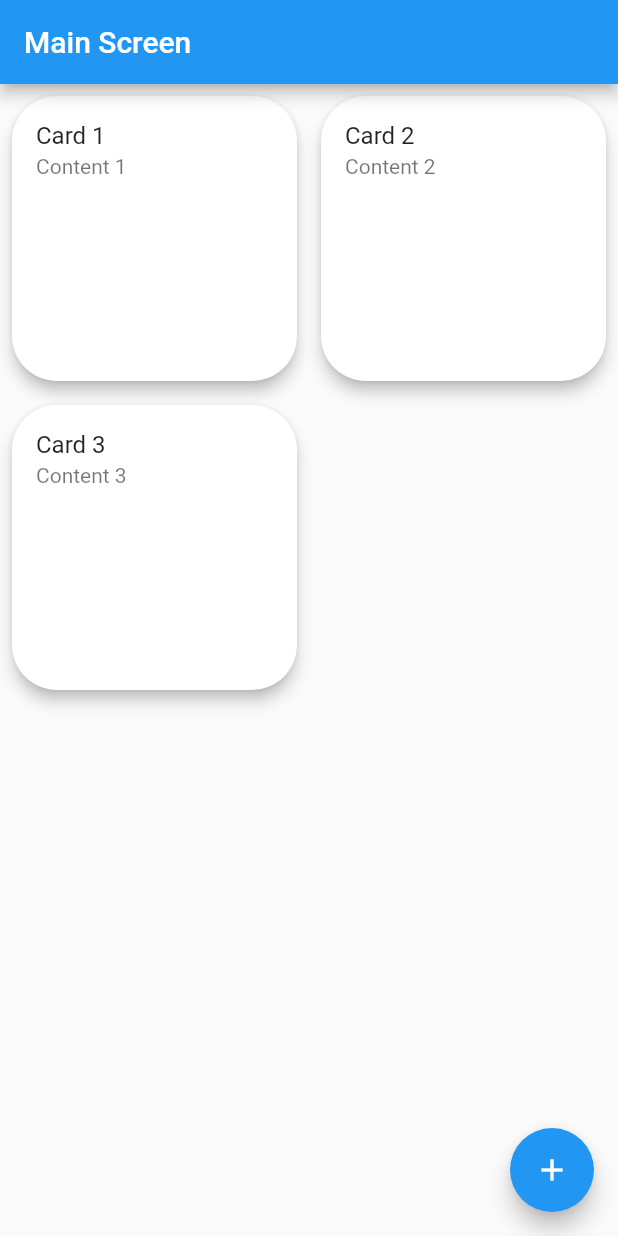
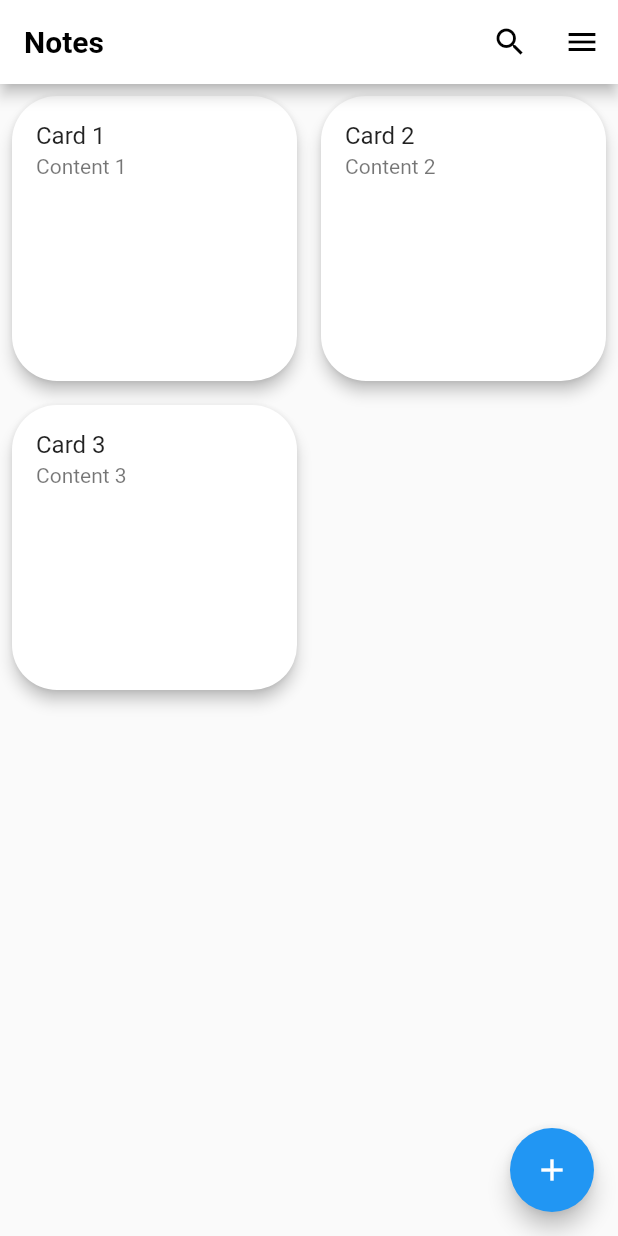
Before and after one commit to B3g1n3r/Flutter-Notes, a Flutter app: the screen it shows after launch, on a phone screen of 412 x 824 dp. Run offline on Flutter 3.47's test engine with Material 2 defaults, Android fonts, the phone set to English and light mode, and no system bars; our stand-ins replace shared_preferences.

Commit message:
Update main.dart

```diff
--- a/lib/main.dart
+++ b/lib/main.dart
@@ -1,6 +1,7 @@
 import 'package:flutter/material.dart';
 import 'package:notes/editing_page.dart';
 import 'package:notes/new_notes.dart';
+import 'package:shared_preferences/shared_preferences.dart';
 
 void main() {
   runApp(const MyApp());
@@ -11,7 +12,7 @@ class MyApp extends StatelessWidget {
 
   @override
   Widget build(BuildContext context) {
-    return const MaterialApp(
+    return MaterialApp(
       debugShowCheckedModeBanner: false,
       home: MainScreen(),
     );
@@ -22,8 +23,11 @@ class MainScreen extends StatefulWidget {
   const MainScreen({Key? key}) : super(key: key);
 
   @override
+  //ignore
   _MainScreenState createState() => _MainScreenState();
 }
+
+enum SampleItem { one, two }
 
 class _MainScreenState extends State<MainScreen> {
   static List<CardItem> cardList = [
@@ -32,22 +36,80 @@ class _MainScreenState extends State<MainScreen> {
     CardItem(title: 'Card 3', content: 'Content 3'),
   ];
 
+  @override
+  void initState() {
+    super.initState();
+    loadCardList();
+  }
+
   void addNewItem(String title, String content) {
     CardItem newItem = CardItem(title: title, content: content);
     setState(
       () {
         cardList.add(newItem);
+        saveCardList();
       },
     );
   }
+
+  Future<void> loadCardList() async {
+    SharedPreferences sharedPreferences = await SharedPreferences.getInstance();
+    List<String>? cardListJson = sharedPreferences.getStringList('cardlist');
+    if (cardListJson != null) {
+      cardList = cardListJson.map((e) => CardItem.fromJson(e)).toList();
+    }
+  }
+
+  void saveCardList() async {
+    SharedPreferences sharedPreferences = await SharedPreferences.getInstance();
+    List<String> cardListJson = cardList.map((e) => e.toJson()).toList();
+    await sharedPreferences.setStringList('cardlist', cardListJson);
+  }
+
+  SampleItem? selectedMenu;
 
   @override
   Widget build(BuildContext context) {
     return Scaffold(
       appBar: AppBar(
-        title: const Text('Main Screen'),
+        title: const Text('Notes',
+            style: TextStyle(color: Colors.black, fontWeight: FontWeight.bold)),
+        backgroundColor: Colors.white,
+        actions: [
+          IconButton(
+            onPressed: () {},
+            icon: const Icon(Icons.search, color: Colors.black),
           ),
-      body: GridView.builder(
+          PopupMenuButton(
+              icon: Icon(
+                Icons.menu,
+                color: Colors.black,
+              ),
+              initialValue: selectedMenu,
+              onSelected: (SampleItem item) {
+                setState(() {
+                  selectedMenu = item;
+                });
+              },
+              itemBuilder: (BuildContext context) {
+                return <PopupMenuEntry<SampleItem>>[
+                  const PopupMenuItem(
+                    value: SampleItem.one,
+                    child: Text('data'),
+                  ),
+                  const PopupMenuItem(
+                    value: SampleItem.two,
+                    child: Text('data'),
+                  ),
+                ];
+              }),
+        ],
+      ),
+      body: FutureBuilder(
+        future: loadCardList(),
+        builder: (BuildContext context, AsyncSnapshot<void> snapshot) {
+          if (snapshot.connectionState == ConnectionState.done) {
+            return GridView.builder(
               gridDelegate: const SliverGridDelegateWithFixedCrossAxisCount(
                 crossAxisCount: 2,
               ),
@@ -55,6 +117,15 @@ class _MainScreenState extends State<MainScreen> {
                 return CardItemWidget(cardItem: cardList[index]);
               },
               itemCount: cardList.length,
+            );
+          } else {
+            return Center(
+              child: CircularProgressIndicator(
+                color: Colors.green,
+              ),
+            );
+          }
+        },
       ),
       floatingActionButton: FloatingActionButton(
         onPressed: () {
```
Lines whose indentation alone changed are shown as unchanged.
